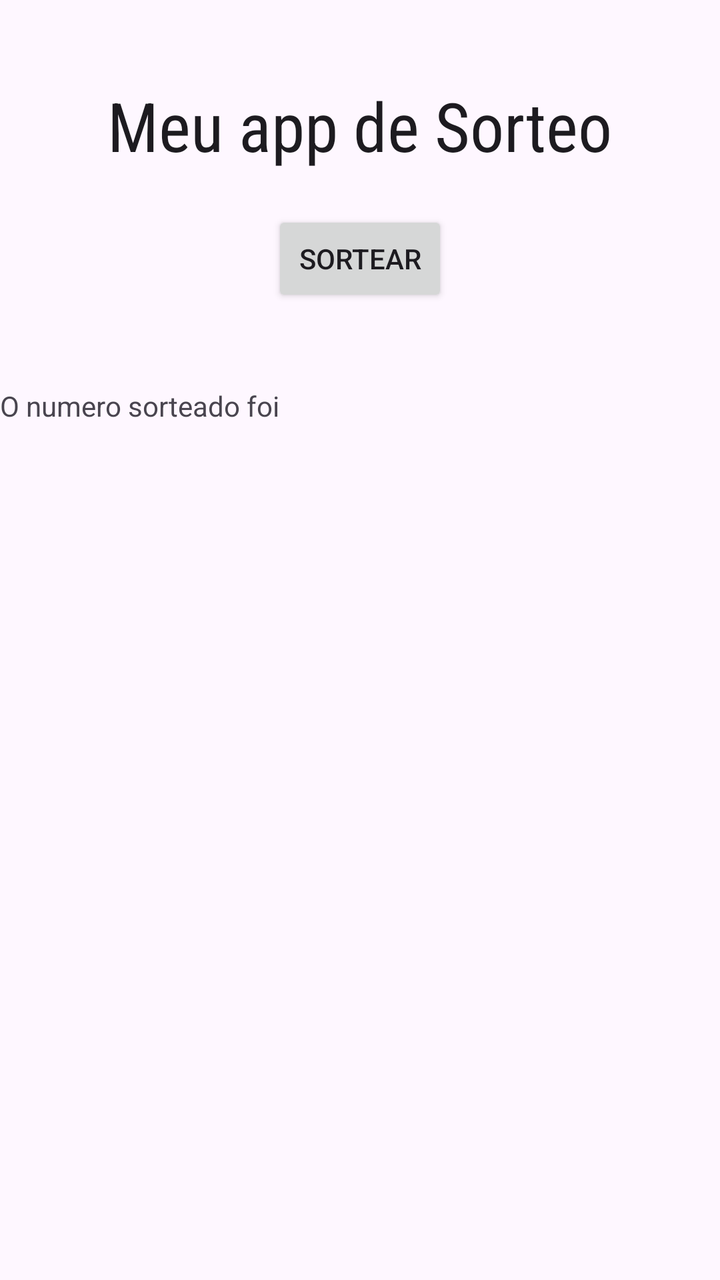
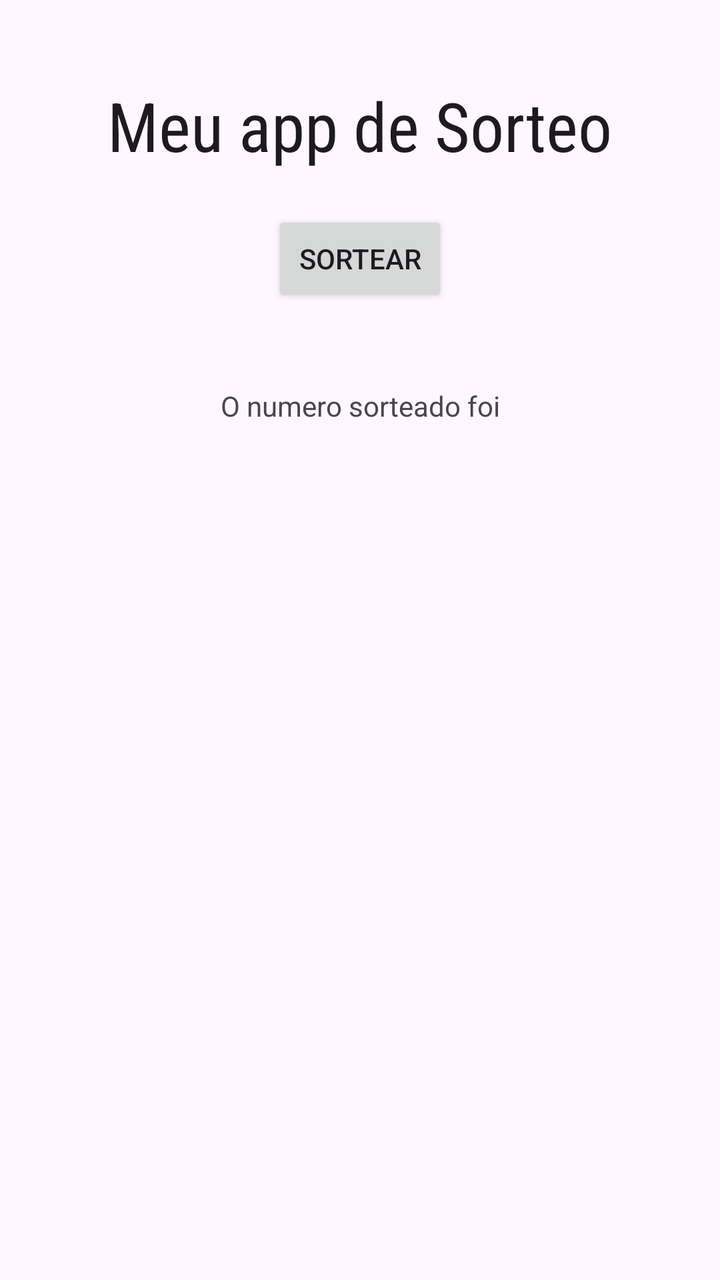

An Android layout rendered at two revisions. The XML below is the earlier revision; the diff shows what the commit changed to produce the second picture.
<!-- AndroidManifest.xml: application theme Theme.Sorteador -->
<!-- res/layout/activity_main.xml -->
<?xml version="1.0" encoding="utf-8"?>
<androidx.constraintlayout.widget.ConstraintLayout xmlns:android="http://schemas.android.com/apk/res/android"
    xmlns:app="http://schemas.android.com/apk/res-auto"
    xmlns:tools="http://schemas.android.com/tools"
    android:id="@+id/main"
    android:layout_width="match_parent"
    android:layout_height="match_parent"
    tools:context=".MainActivity">

    <TextView
        android:id="@+id/textView"
        android:layout_width="wrap_content"
        android:layout_height="wrap_content"
        android:layout_marginTop="40dp"
        android:fontFamily="sans-serif-condensed"
        android:text="Meu app de Sorteo"
        android:textAppearance="@style/TextAppearance.AppCompat.Body1"
        android:textSize="34sp"
        app:layout_constraintEnd_toEndOf="parent"
        app:layout_constraintStart_toStartOf="parent"
        app:layout_constraintTop_toTopOf="parent" />

    <Button
        android:id="@+id/button"
        android:layout_width="wrap_content"
        android:layout_height="wrap_content"
        android:layout_marginTop="20dp"
        android:text="Sortear"
        app:layout_constraintEnd_toEndOf="parent"
        app:layout_constraintStart_toStartOf="parent"
        app:layout_constraintTop_toBottomOf="@+id/textView" />

    <TextView
        android:id="@+id/textResultado"
        android:layout_width="wrap_content"
        android:layout_height="wrap_content"
        android:layout_marginTop="40dp"
        android:text="O numero sorteado foi"
        app:layout_constraintTop_toBottomOf="@+id/button"
        tools:layout_editor_absoluteX="135dp" />

</androidx.constraintlayout.widget.ConstraintLayout>
<!-- resources referenced by this layout -->
<resources>
  <style name="Theme.Sorteador" parent="Base.Theme.Sorteador" />
  <style name="Base.Theme.Sorteador" parent="Theme.Material3.DayNight.NoActionBar">
          
          
      </style>
</resources>

<!-- the commit's change to res/layout/activity_main.xml (unified diff, before → after) -->
@@ -36,7 +36,8 @@
         android:layout_height="wrap_content"
         android:layout_marginTop="40dp"
         android:text="O numero sorteado foi"
-        app:layout_constraintTop_toBottomOf="@+id/button"
-        tools:layout_editor_absoluteX="135dp" />
+        app:layout_constraintEnd_toEndOf="parent"
+        app:layout_constraintStart_toStartOf="parent"
+        app:layout_constraintTop_toBottomOf="@+id/button" />
 
 </androidx.constraintlayout.widget.ConstraintLayout>
